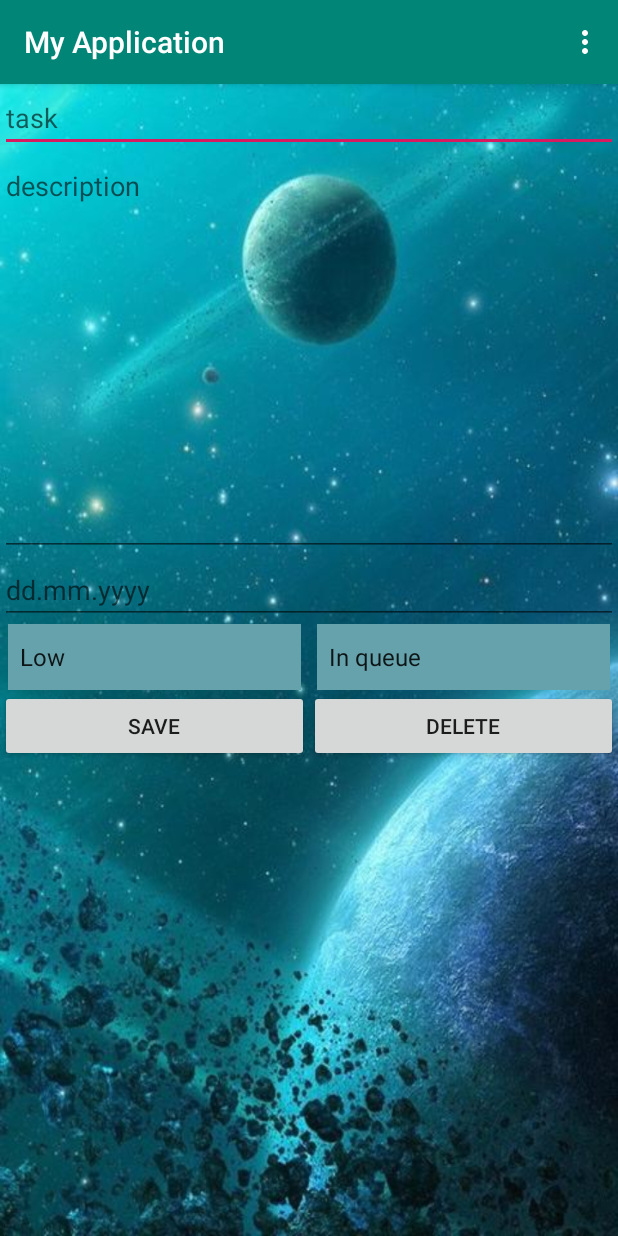
After one commit to DraugrMorar/android_app, an Android app: the Description screen opened directly, with no data from a screen before it, on a phone screen of 412 x 824 dp. The commit adds this screen. Run offline under Robolectric (Android 15) with nearby library versions, the phone set to English and light mode, and no system bars.

Commit message:
3rd activity

```diff
--- /dev/null
+++ b/app/src/main/java/com/example/myapplication/Description.java
@@ -0,0 +1,44 @@
+package com.example.myapplication;
+
+import androidx.appcompat.app.AppCompatActivity;
+
+import android.content.Intent;
+import android.os.Bundle;
+import android.view.Menu;
+import android.view.MenuItem;
+import android.view.View;
+import android.widget.Toast;
+
+public class Description extends AppCompatActivity implements View.OnClickListener {
+
+    @Override
+    protected void onCreate(Bundle savedInstanceState) {
+        super.onCreate(savedInstanceState);
+        setContentView(R.layout.activity_description);
+    }
+
+    @Override
+    public void onClick(View v) {
+
+    }
+
+    @Override
+    public boolean onCreateOptionsMenu(Menu menu) {
+        menu.add(1, 2, 3,"Back to list");
+        menu.add(1, 2, 4,"Exit");
+        return super.onCreateOptionsMenu(menu);
+    }
+    @Override
+    public boolean onOptionsItemSelected(MenuItem item) {
+        if(item.getTitle().equals("Exit")){
+            moveTaskToBack(true);
+            android.os.Process.killProcess(android.os.Process.myPid());
+            System.exit(1);
+        }
+        else if(item.getTitle().equals("Back to list")){
+            finish();
+            System.exit(0);}
+        return super.onOptionsItemSelected(item);
+    }
+
+}
--- /dev/null
+++ b/app/src/main/res/layout/activity_description.xml
@@ -0,0 +1,86 @@
+<?xml version="1.0" encoding="utf-8"?>
+<androidx.constraintlayout.widget.ConstraintLayout xmlns:android="http://schemas.android.com/apk/res/android"
+    xmlns:app="http://schemas.android.com/apk/res-auto"
+    xmlns:tools="http://schemas.android.com/tools"
+    android:layout_width="match_parent"
+    android:layout_height="match_parent"
+    tools:context=".Description"
+    android:background="@drawable/coffee_roses">
+
+    <LinearLayout
+        android:layout_width="match_parent"
+        android:layout_height="match_parent"
+        android:orientation="vertical">
+
+        <EditText
+            android:id="@+id/task"
+            android:layout_width="match_parent"
+            android:layout_height="wrap_content"
+            android:ems="10"
+            android:hint="@string/task"
+            android:inputType="textPersonName" />
+
+        <EditText
+            android:id="@+id/createdesc"
+            android:layout_width="match_parent"
+            android:layout_height="269dp"
+            android:ems="10"
+            android:hint="@string/description"
+            android:gravity="start|top"
+            android:inputType="textMultiLine" />
+
+        <EditText
+            android:id="@+id/date"
+            android:layout_width="match_parent"
+            android:layout_height="wrap_content"
+            android:hint="@string/createdate"
+            android:ems="10"
+            android:inputType="date" />
+
+        <LinearLayout
+            android:layout_width="match_parent"
+            android:layout_height="wrap_content"
+            android:orientation="horizontal">
+
+            <Spinner
+                android:id="@+id/Priority"
+                android:layout_width="match_parent"
+                android:layout_height="44dp"
+                android:layout_marginLeft="@dimen/padding_5"
+                android:layout_marginRight="@dimen/padding_5"
+                android:layout_weight="1"
+                android:background="@color/data"
+                android:entries="@array/priority" />
+
+            <Spinner
+                android:id="@+id/status"
+                android:layout_width="match_parent"
+                android:layout_height="44dp"
+                android:layout_marginLeft="@dimen/padding_5"
+                android:layout_marginRight="@dimen/padding_5"
+                android:layout_weight="1"
+                android:background="@color/data"
+                android:entries="@array/status" />
+        </LinearLayout>
+
+        <LinearLayout
+            android:layout_width="match_parent"
+            android:layout_height="match_parent"
+            android:orientation="horizontal">
+
+            <Button
+                android:id="@+id/bsave"
+                android:layout_width="wrap_content"
+                android:layout_height="wrap_content"
+                android:layout_weight="1"
+                android:text="Save" />
+
+            <Button
+                android:id="@+id/bdelete"
+                android:layout_width="wrap_content"
+                android:layout_height="wrap_content"
+                android:layout_weight="1"
+                android:text="delete" />
+        </LinearLayout>
+    </LinearLayout>
+</androidx.constraintlayout.widget.ConstraintLayout>
--- a/app/src/main/res/values/colors.xml
+++ b/app/src/main/res/values/colors.xml
@@ -5,5 +5,5 @@
     <color name="colorAccent">#D81B60</color>
     <color name="task">#d9febfc1</color>
     <color name="plus">#fffebfc1</color>
-    <color name="data">#d9c2ffbf</color>
+    <color name="data">#66A2AC</color>
 </resources>
--- a/app/src/main/res/values/strings.xml
+++ b/app/src/main/res/values/strings.xml
@@ -6,4 +6,17 @@
     <string name="sign_in">Sign in</string>
     <string name="login">Login</string>
     <string name="password">Password</string>
+    <string name="createdate">dd.mm.yyyy</string>
+    <string name="task">task</string>
+    <string name="description">description</string>
+    <string-array name="priority">
+        <item>Low</item>
+        <item>Middle</item>
+        <item>Hight</item>
+    </string-array>
+    <string-array name="status">
+        <item>In queue</item>
+        <item>In process</item>
+        <item>Done</item>
+    </string-array>
 </resources>
```
Also changed, not shown: app/src/main/AndroidManifest.xml (+3 -4 lines), app/src/main/java/com/example/myapplication/Authoriz.java (+63 -19 lines), app/src/main/java/com/example/myapplication/MActivity.java (+113 -36 lines), app/src/main/java/network/DataManager.java (deleted, +0 -15 lines), app/src/main/java/network/ServiceGenerator.java (+7 -3 lines), app/src/main/java/network/ToDoList.java (added, +86 -0 lines), app/src/main/java/network/UsersApi.java (+9 -6 lines), app/src/main/java/network/req/UserLoginReq.java (deleted, +0 -15 lines), app/src/main/java/network/res/UserModelRes.java (deleted, +0 -40 lines), app/src/main/res/layout/item.xml (+44 -27 lines), app/src/main/res/layout/todilist.xml (added, +17 -0 lines).
